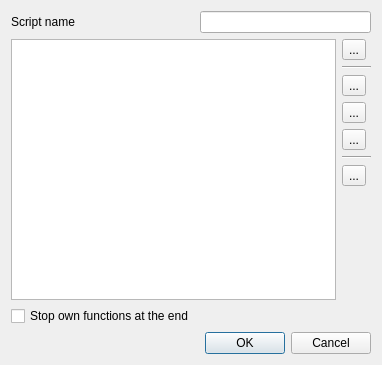
First picture: the form in trunk/ui/src/scripteditor.ui, repository Bondzio/qlc, before the edit.
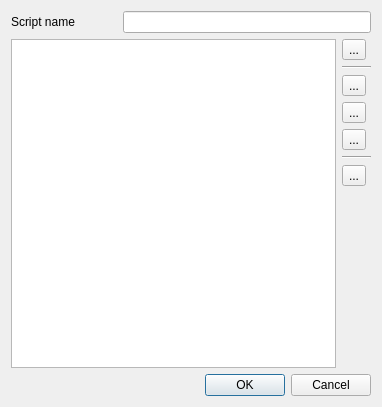
Second picture: the form after the edit. Icons and pictures are not drawn.

Commit message: Removed the 'stop own functions' setting

Diff of the .ui file:
```diff
--- a/trunk/ui/src/scripteditor.ui
+++ b/trunk/ui/src/scripteditor.ui
@@ -7,7 +7,7 @@
     <x>0</x>
     <y>0</y>
     <width>382</width>
-    <height>365</height>
+    <height>407</height>
    </rect>
   </property>
   <property name="windowTitle">
@@ -170,7 +170,7 @@
      </property>
     </spacer>
    </item>
-   <item row="10" column="0" colspan="4">
+   <item row="9" column="0" colspan="4">
     <widget class="QDialogButtonBox" name="buttonBox">
      <property name="orientation">
       <enum>Qt::Horizontal</enum>
@@ -180,16 +180,6 @@
      </property>
     </widget>
    </item>
-   <item row="9" column="0">
-    <widget class="QCheckBox" name="m_stopOwnFunctionsAtEndCheck">
-     <property name="toolTip">
-      <string>Functions that were started by this script are stopped when the script itself is stopped</string>
-     </property>
-     <property name="text">
-      <string>Stop own functions at the end</string>
-     </property>
-    </widget>
-   </item>
   </layout>
  </widget>
  <resources>
```
The commit also changes 3 other files.
